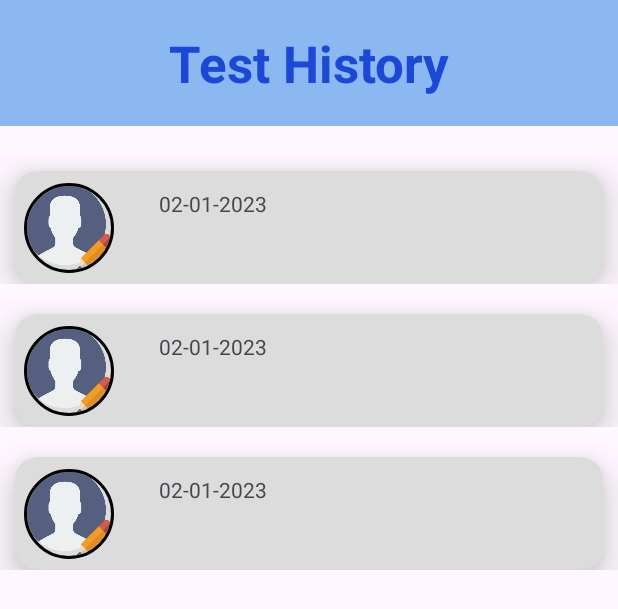
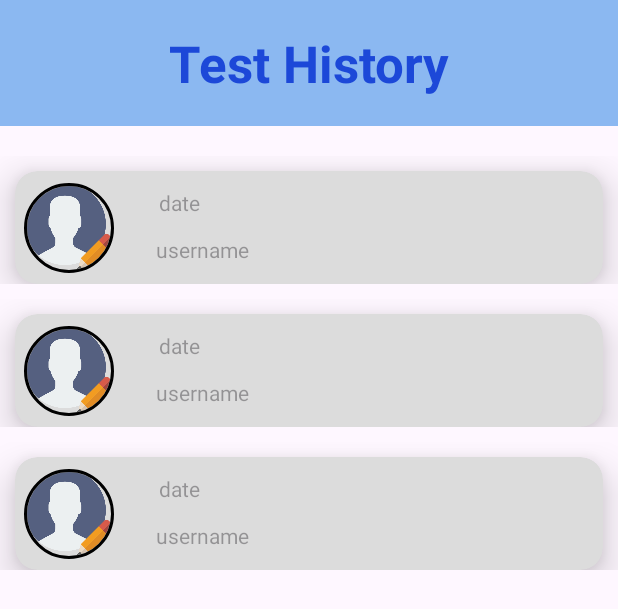
Before and after one commit to KamisamaV1/Hearing-Aid, an Android app: the layout activity_history.xml on its own in the app's theme, with its tools: preview values and no code run, on a phone screen of 412 x 824 dp. Shown: the top 609 px of the screen. Run offline under Robolectric (Android 15) with nearby library versions, the phone set to English and light mode, and no system bars.

Commit message:
new update history

```diff
--- a/Code/app/src/main/res/layout/history_cardview_design.xml
+++ b/Code/app/src/main/res/layout/history_cardview_design.xml
@@ -14,6 +14,7 @@
         android:backgroundTint="@color/gainsboro"
         app:cardCornerRadius="15dp"
         app:cardElevation="15dp"
+        android:visibility="visible"
         app:layout_constraintEnd_toEndOf="parent"
         app:layout_constraintStart_toStartOf="parent"
         app:layout_constraintTop_toTopOf="parent">
@@ -40,16 +41,17 @@
                 android:layout_width="wrap_content"
                 android:layout_height="wrap_content"
                 android:layout_marginStart="30dp"
-                android:text="02-01-2023"
+                android:hint="date"
                 app:layout_constraintBottom_toTopOf="@+id/textView_Username"
                 app:layout_constraintStart_toEndOf="@+id/profile_image"
                 app:layout_constraintTop_toTopOf="parent" />
 
             <TextView
                 android:id="@+id/textView_Username"
-                android:layout_width="wrap_content"
-                android:layout_height="wrap_content"
-                android:layout_marginStart="31dp"
+                android:layout_width="79dp"
+                android:layout_height="21dp"
+                android:layout_marginStart="28dp"
+                android:hint="username"
                 android:visibility="visible"
                 app:layout_constraintBottom_toBottomOf="parent"
                 app:layout_constraintStart_toEndOf="@+id/profile_image"
```
Also changed, not shown: Code/app/src/main/java/com/example/voicecraft/HistoryActivity.java (+44 -4 lines), Code/app/src/main/java/com/example/voicecraft/HistoryRecyclerViewAdapter.java (+6 -1 lines), 1 other file.
